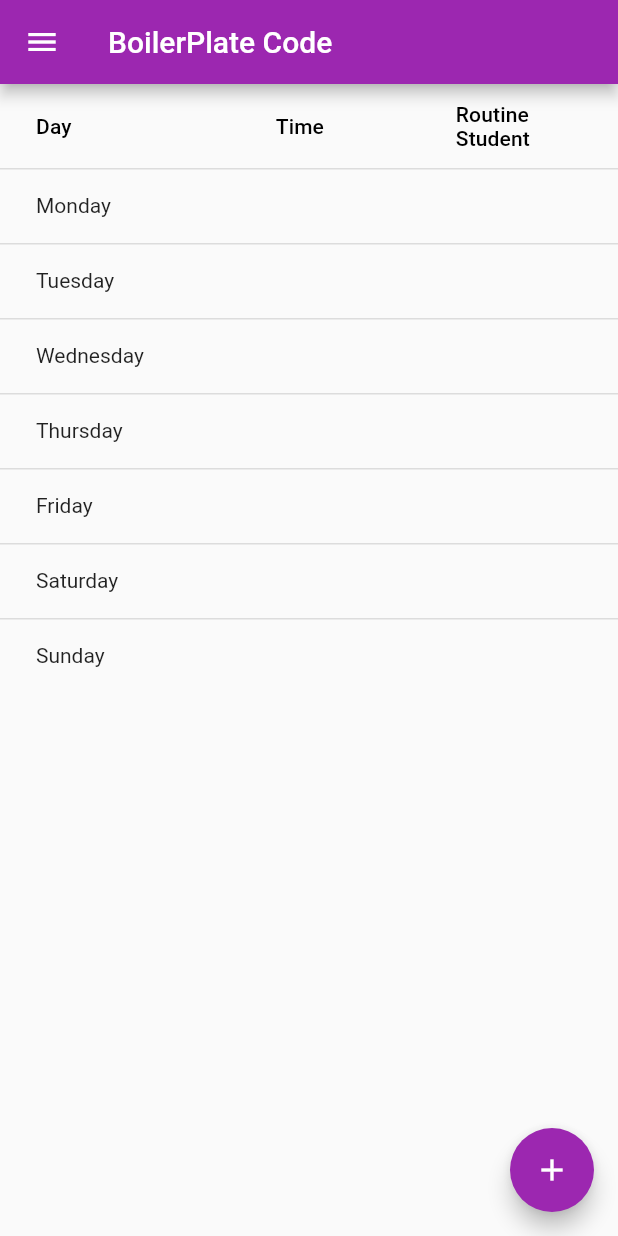
After one commit to Faisal1135/student-essential-app, a Flutter app: the RoutinePage screen opened by its route, on a phone screen of 412 x 824 dp. The commit adds this screen. Run offline on Flutter 3.47's test engine with Material 2 defaults, Android fonts, the phone set to English and light mode, and no system bars; our stand-ins replace flutter_form_builder, getflutter, hive, hive_flutter; accounts and stored records are empty; generated files the repository leaves out were written again.

Commit message:
implemet RoutineApp

```diff
--- a/lib/constant.dart
+++ b/lib/constant.dart
@@ -1,2 +1,3 @@
 const kresultBox = 'resultbox';
 const kresultsBox = 'resultsbox';
+const String kHiveRoutineBox = "resultItem";
--- /dev/null
+++ b/lib/data/day_of_week.dart
@@ -0,0 +1,19 @@
+Map<String, int> dayOfWeek = {
+  "Monday": 1,
+  "Tuesday": 2,
+  "Wednesday": 3,
+  "Thursday": 4,
+  "Friday": 5,
+  "Saturday": 6,
+  "Sunday": 7
+};
+
+Map<int, String> daysOfWeek = {
+  1: "Monday",
+  2: "Tuesday",
+  3: "Wednesday",
+  4: "Thursday",
+  5: "Friday",
+  6: "Saturday",
+  7: "Sunday"
+};
--- /dev/null
+++ b/lib/models/routine_model.dart
@@ -0,0 +1,67 @@
+import '../constant.dart';
+import '../data/day_of_week.dart';
+import 'package:flutter/material.dart';
+import 'package:hive/hive.dart';
+
+part 'routine_model.g.dart';
+
+@HiveType(typeId: 0)
+class RoutineItem {
+  @HiveField(0)
+  final id;
+
+  @HiveField(1)
+  final String routineText;
+
+  @HiveField(2)
+  final String routineTime;
+
+  @HiveField(3)
+  final int weekDay;
+
+  RoutineItem(
+      {@required this.id,
+      @required this.routineText,
+      @required this.routineTime,
+      @required this.weekDay});
+}
+
+class RoutineProvider extends ChangeNotifier {
+  List<RoutineItem> _allroutine = [];
+
+  List<RoutineItem> get getallroutineItem => [..._allroutine];
+
+  void addManyRoutine(List<RoutineItem> items) {
+    _allroutine.addAll(items);
+    notifyListeners();
+  }
+
+  Future<void> addRoutine(RoutineItem item) async {
+    await Hive.box<RoutineItem>(kHiveRoutineBox).add(item);
+    notifyListeners();
+  }
+
+  List<RoutineItem> findRoutineByDay(int dayindex) {
+    return _allroutine.where((rou) => rou.weekDay == dayindex).toList();
+  }
+
+  Map<int, List<RoutineItem>> findByDayMap() {
+    var newMapOfDay = Map<int, List<RoutineItem>>();
+
+    daysOfWeek.keys.toList().forEach((index) {
+      newMapOfDay[index] = findRoutineByDay(index);
+    });
+    return newMapOfDay;
+  }
+
+  int getMaxSize() {
+    Map<int, List<RoutineItem>> rotmap = findByDayMap();
+    List<int> lenOfList = [];
+    rotmap.forEach((k, v) {
+      lenOfList.add(v.length);
+    });
+
+    lenOfList.sort();
+    return lenOfList.last;
+  }
+}
--- /dev/null
+++ b/lib/screen/routine_app/home_page.dart
@@ -0,0 +1,175 @@
+import '../../widgets/mydrawer.dart';
+import '../../constant.dart';
+import '../../data/day_of_week.dart';
+import '../../models/routine_model.dart';
+import './new_routing_form.dart';
+import 'package:flutter/material.dart';
+import 'package:hive/hive.dart';
+import 'package:hive_flutter/hive_flutter.dart';
+
+class RoutinePage extends StatefulWidget {
+  static const routeName = '/routine-page';
+  const RoutinePage({Key key}) : super(key: key);
+
+  @override
+  _RoutinePageState createState() => _RoutinePageState();
+}
+
+class _RoutinePageState extends State<RoutinePage> {
+//  void populatefromDatabase() {
+//     final allRoutinefromDb =
+//         Hive.box<RoutineItem>(kHiveRoutineBox).values.toList();
+
+//     Provider.of<RoutineProvider>(context, listen: false)
+//         .addManyRoutine(allRoutinefromDb);
+//   }
+
+  @override
+  void didChangeDependencies() {
+    super.didChangeDependencies();
+    // Hive.deleteFromDisk();
+    // populatefromDatabase();
+  }
+
+  int getRowHeight(List<RoutineItem> allRoutineFromDb) {
+    Map<int, List<RoutineItem>> rotmap = findByDayMap(allRoutineFromDb);
+    List<int> lenOfList = [];
+    rotmap.forEach((k, v) {
+      lenOfList.add(v.length);
+    });
+
+    lenOfList.sort();
+    return lenOfList.last;
+  }
+
+  List<RoutineItem> findRoutineByDay(
+      int index, List<RoutineItem> allRoutineFromDb) {
+    return allRoutineFromDb
+        .where((routine) => routine.weekDay == index)
+        .toList();
+  }
+
+  Map<int, List<RoutineItem>> findByDayMap(List<RoutineItem> allRoutineFromDb) {
+    final newMapOfDay = Map<int, List<RoutineItem>>();
+    daysOfWeek.keys.toList().forEach((index) {
+      newMapOfDay[index] = findRoutineByDay(index, allRoutineFromDb);
+    });
+    return newMapOfDay;
+  }
+
+  List<DataRow> buildDropDownRows(
+      BuildContext context, List<RoutineItem> allRoutineFromDb) {
+    var allRoutineMap = findByDayMap(allRoutineFromDb);
+    var dataRow = List<DataRow>();
+
+    daysOfWeek.forEach((k, v) {
+      DataRow newDataRow = DataRow(cells: [
+        DataCell(Text(daysOfWeek[k])),
+        DataCell(
+          Container(
+            child: Column(
+              children: allRoutineMap[k]
+                  .map(
+                    (routine) => Container(
+                      margin: EdgeInsets.symmetric(vertical: 2.0),
+                      height: 25.0,
+                      child: Column(
+                        children: <Widget>[
+                          Expanded(
+                            child: FittedBox(
+                              child: Text("${routine.routineTime}"),
+                            ),
+                          ),
+                          // SizedBox(height: 3.0),
+                          // Divider()
+                        ],
+                      ),
+                    ),
+                  )
+                  .toList(),
+            ),
+          ),
+        ),
+        DataCell(
+          Container(
+            child: Column(
+              children: allRoutineMap[k]
+                  .map(
+                    (routine) => Container(
+                      margin: EdgeInsets.symmetric(vertical: 2.0),
+                      height: 25.0,
+                      width: double.infinity,
+                      child: Column(
+                        children: <Widget>[
+                          Expanded(
+                              child:
+                                  FittedBox(child: Text(routine.routineText))),
+                          // Divider()
+                        ],
+                      ),
+                    ),
+                  )
+                  .toList(),
+            ),
+          ),
+        )
+      ]);
+
+      dataRow.add(newDataRow);
+    });
+    return dataRow;
+  }
+
+  @override
+  Widget build(BuildContext context) {
+    final routineBox = Hive.box<RoutineItem>(kHiveRoutineBox);
+    // int rowHeight ;//need a rowheight
+    return Scaffold(
+      appBar: AppBar(
+        title: Text('BoilerPlate Code'),
+      ),
+      drawer: MyDrawer(),
+      floatingActionButton: FloatingActionButton(
+          onPressed: () {
+            showModalBottomSheet(
+              context: context,
+              builder: (_) => NewInputRoutine(),
+            );
+          },
+          child: Icon(Icons.add)),
+      body: ValueListenableBuilder(
+        valueListenable: routineBox.listenable(),
+        builder: (BuildContext context, Box<RoutineItem> value, Widget child) {
+          final allRoutineFromDb = value.values.toList();
+          return ListView(
+            children: <Widget>[
+              DataTable(
+                  dataRowHeight: getRowHeight(allRoutineFromDb) * 28.0 + 50.0,
+                  columns: [
+                    DataColumn(label: Text("Day")),
+                    DataColumn(label: Text("Time")),
+                    DataColumn(label: Text("Routine \nStudent")),
+                  ],
+                  rows: buildDropDownRows(context, allRoutineFromDb)),
+            ],
+          );
+        },
+      ),
+    );
+  }
+}
+// Operator Mono, Menlo, Monaco, 'Courier New', monospace
+// {1:[Routineitem,Routineitem,Routineitem,]}
+
+// ListView(
+//         children: <Widget>[
+//           DataTable(
+//               dataRowHeight: rowHeight * 27.0 + 50.0,
+//               columns: [
+//                 DataColumn(label: Text("Day")),
+//                 DataColumn(label: Text("Time")),
+//                 DataColumn(label: Text("Routine \nStudent")),
+//               ],
+//               rows: buildDropDownRows(context)),
+//         ],
+//       ),
--- a/lib/screen/skechpad/skechpad.dart
+++ b/lib/screen/skechpad/skechpad.dart
@@ -68,7 +68,7 @@ class ColoredPath {
 
 class ColoredPathAdapter extends TypeAdapter<ColoredPath> {
   @override
-  final typeId = 0;
+  final typeId = 3;
 
   @override
   ColoredPath read(BinaryReader reader) {
--- a/lib/widgets/new_result_form.dart
+++ b/lib/widgets/new_result_form.dart
@@ -92,7 +92,6 @@ class _NewResultInputState extends State<NewResultInput> {
                       courseName: courseInputController.text,
                       credit: double.parse(creditInputController.text),
                       grade: selectedCGPA);
-
                   await Hive.box<ResultModel>('resultbox').add(resultcard);
                 },
                 child: Row(
```
Also changed, not shown: lib/main.dart (+17 -2 lines), lib/screen/result_app/home_page.dart (+7 -7 lines), lib/screen/routine_app/new_routing_form.dart (added, +117 -0 lines), lib/widgets/mydrawer.dart (+10 -6 lines), lib/models/routine_model.g.dart (added).
